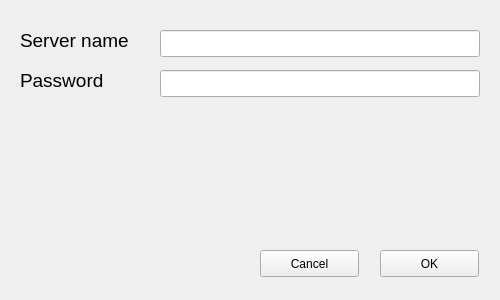
This is server.ui in LitvinovaE/File-sharing-service as Qt 5 draws it before an edit. The edited form follows.
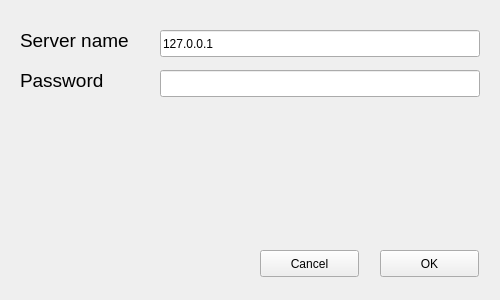
This is the edited form.

```diff
--- a/server.ui
+++ b/server.ui
@@ -34,6 +34,9 @@
      <height>27</height>
     </rect>
    </property>
+   <property name="text">
+    <string>127.0.0.1</string>
+   </property>
   </widget>
   <widget class="QLineEdit" name="password_edit">
    <property name="geometry">
```
